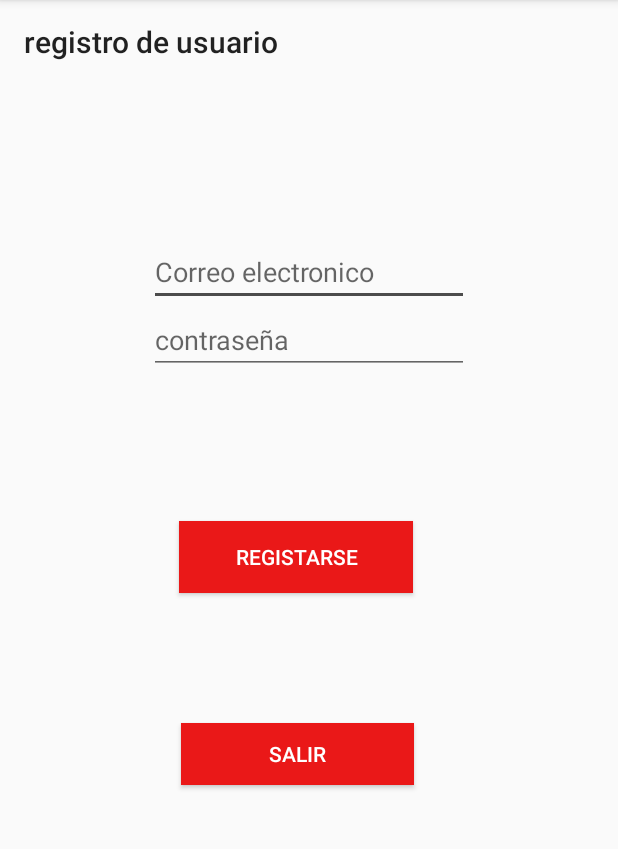
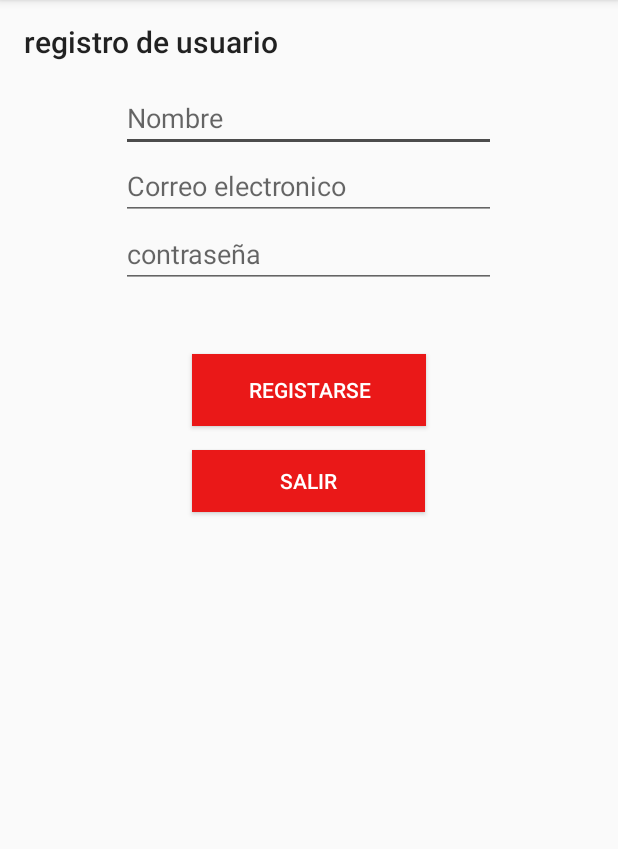
Before and after one commit to Betofail/fia2, an Android app: the Register screen opened directly, with no data from a screen before it, after a tap on "REGISTARSE", on a phone screen of 412 x 824 dp, the part 84-933 px from its top. Run offline under Robolectric (Android 15) with nearby library versions, the phone set to English and light mode, and no system bars; our stand-ins replace Firebase (no records; nobody signed in at launch, a user with empty details on screens opened directly).

Commit message:
Se guarda un objeto usuario al momento de registro de cuenta

```diff
--- a/app/build.gradle
+++ b/app/build.gradle
@@ -26,9 +26,10 @@ dependencies {
     implementation 'com.android.support:support-v4:28.0.0'
     testImplementation 'junit:junit:4.12'
     androidTestImplementation 'com.android.support.test:runner:1.0.2'
-    implementation 'com.google.firebase:firebase-core:16.0.4'
+    implementation 'com.google.firebase:firebase-core:16.0.5'
     androidTestImplementation 'com.android.support.test.espresso:espresso-core:3.0.2'
     implementation 'com.google.firebase:firebase-auth:16.0.5'
-    implementation 'com.google.firebase:firebase-database:16.0.4'
+    implementation 'com.google.firebase:firebase-database:16.0.5'
+    implementation 'com.google.firebase:firebase-firestore:17.1.3'
 }
 apply plugin: 'com.google.gms.google-services'
--- a/app/src/main/java/com/example/alber/fia2/Register.java
+++ b/app/src/main/java/com/example/alber/fia2/Register.java
@@ -5,36 +5,50 @@ import android.support.annotation.NonNull;
 import android.support.v7.app.AppCompatActivity;
 import android.os.Bundle;
 import android.text.TextUtils;
+import android.util.Log;
 import android.view.View;
 import android.widget.Button;
 import android.widget.EditText;
 import android.widget.Toast;
 
 import com.google.android.gms.tasks.OnCompleteListener;
+import com.google.android.gms.tasks.OnFailureListener;
+import com.google.android.gms.tasks.OnSuccessListener;
 import com.google.android.gms.tasks.Task;
 import com.google.firebase.auth.AuthResult;
 import com.google.firebase.auth.FirebaseAuth;
+import com.google.firebase.firestore.DocumentReference;
+import com.google.firebase.firestore.FirebaseFirestore;
 
 import org.w3c.dom.Text;
 
+import java.util.HashMap;
+import java.util.Map;
+
 public class Register extends AppCompatActivity {
+
+    private static final String TAG = "Adding new user";
 
     private EditText textEmail;
     private EditText textPass;
+    private  EditText textName;
     private Button btnRegister;
     private Button btnLogout;
     private Intent intent;
 
     private FirebaseAuth firebaseAuth;
+    private  FirebaseFirestore db;
 
     @Override
     protected void onCreate(Bundle savedInstanceState) {
         super.onCreate(savedInstanceState);
         setContentView(R.layout.activity_register);
         firebaseAuth = FirebaseAuth.getInstance();
+        db = FirebaseFirestore.getInstance();
 
         textEmail = findViewById(R.id.register_email);
         textPass = findViewById(R.id.register_pass);
+        textName = findViewById(R.id.register_name);
 
         btnRegister = findViewById(R.id.guardar);
         btnLogout = findViewById(R.id.quit);
@@ -57,26 +71,56 @@ public class Register extends AppCompatActivity {
     private void registar(){
         String email = textEmail.getText().toString().trim();
         String pass = textPass.getText().toString().trim();
+        final String name = textName.getText().toString().trim();
 
         if(TextUtils.isEmpty(email)){
-            Toast.makeText(this,"introdusca un correo", Toast.LENGTH_SHORT).show();
+            showToast("Introduzca un correo");
+            return;
         }
         if(TextUtils.isEmpty(pass)){
-            Toast.makeText(this,"introdusca una contraseña",Toast.LENGTH_SHORT).show();
+            showToast("Introduzca una contraseña");
+            return;
         }
         firebaseAuth.createUserWithEmailAndPassword(email,pass).addOnCompleteListener(new OnCompleteListener<AuthResult>() {
             @Override
             public void onComplete(@NonNull Task<AuthResult> task) {
                 if (task.isSuccessful()){
-                    Toast.makeText(Register.this,"se a resgritado el usuario",Toast.LENGTH_SHORT).show();
+
+                    Map<String, Object> user = new HashMap<>();
+                    user.put("id", task.getResult().getUser().getUid());
+                    user.put("name", name);
+                    user.put("email", task.getResult().getUser().getEmail());
+
+                    db.collection("users")
+                            .add(user)
+                            .addOnSuccessListener(new OnSuccessListener<DocumentReference>() {
+
+
+                                @Override
+                                public void onSuccess(DocumentReference documentReference) {
+                                    Log.d(TAG, "DocumentSnapshot added with ID: " + documentReference.getId());
+                                }
+                            })
+                            .addOnFailureListener(new OnFailureListener() {
+                                @Override
+                                public void onFailure(@NonNull Exception e) {
+                                    Log.w(TAG, "Error adding document", e);
+                                }
+                            });
+
+                    showToast("Se ha registrado el usuario");
                     intent = new Intent(getApplication(),Login.class);
                     startActivity(intent);
                 }
                 else{
-                    Toast.makeText(Register.this,"se produjo un error",Toast.LENGTH_SHORT).show();
+                    showToast("Ocurrió un error");
                 }
             }
         });
     }
 
+    private void showToast(String message){
+        Toast.makeText(Register.this,message,Toast.LENGTH_SHORT).show();
+    }
+
 }
--- /dev/null
+++ b/app/src/main/java/com/example/alber/fia2/Users.java
@@ -0,0 +1,5 @@
+package com.example.alber.fia2;
+
+public class Users {
+    private String name;
+}
--- a/app/src/main/res/layout/activity_register.xml
+++ b/app/src/main/res/layout/activity_register.xml
@@ -1,44 +1,45 @@
 <?xml version="1.0" encoding="utf-8"?>
-<android.support.constraint.ConstraintLayout xmlns:android="http://schemas.android.com/apk/res/android"
+<LinearLayout xmlns:android="http://schemas.android.com/apk/res/android"
     xmlns:app="http://schemas.android.com/apk/res-auto"
     xmlns:tools="http://schemas.android.com/tools"
     android:layout_width="match_parent"
     android:layout_height="match_parent"
+    android:orientation="vertical"
     tools:context=".Register">
 
     <android.support.v7.widget.Toolbar
+        android:layout_width="match_parent"
         android:layout_height="wrap_content"
+        app:title="registro de usuario" />
+
+    <LinearLayout
         android:layout_width="match_parent"
-        app:title="registro de usuario"/>
+        android:layout_height="wrap_content"
+        android:gravity="center"
+        android:orientation="vertical">
+
+        <EditText
+            android:id="@+id/register_name"
+            android:layout_width="250dp"
+            android:layout_height="wrap_content"
+            android:hint="Nombre" />
+
 
         <EditText
             android:id="@+id/register_email"
-        android:layout_width="wrap_content"
+            android:layout_width="250dp"
             android:layout_height="wrap_content"
-        android:ems="10"
             android:hint="@string/correo_electronico"
-        android:inputType="textEmailAddress"
-        app:layout_constraintBottom_toTopOf="@+id/guideline2"
-        app:layout_constraintEnd_toEndOf="parent"
-        app:layout_constraintStart_toStartOf="parent" />
+            android:inputType="textEmailAddress" />
+
 
         <EditText
             android:id="@+id/register_pass"
-        android:layout_width="wrap_content"
+            android:layout_width="250dp"
             android:layout_height="wrap_content"
             android:ems="10"
             android:hint="@string/contrase_a"
-        android:inputType="textPassword"
-        app:layout_constraintEnd_toEndOf="parent"
-        app:layout_constraintStart_toStartOf="parent"
-        app:layout_constraintTop_toTopOf="@+id/guideline2" />
-
-    <android.support.constraint.Guideline
-        android:id="@+id/guideline2"
-        android:layout_width="wrap_content"
-        android:layout_height="wrap_content"
-        android:orientation="horizontal"
-        app:layout_constraintGuide_begin="204dp" />
+            android:inputType="textPassword" />
 
         <Button
             android:id="@+id/guardar"
@@ -50,15 +51,9 @@
             android:layout_marginEnd="8dp"
             android:layout_marginRight="8dp"
             android:layout_marginBottom="8dp"
+            android:background="@color/colorPrimary"
             android:text="@string/registarse"
-        android:textColor="@android:color/white"
-        android:background="@color/colorPrimary"
-        app:layout_constraintBottom_toBottomOf="parent"
-        app:layout_constraintEnd_toEndOf="parent"
-        app:layout_constraintHorizontal_bias="0.465"
-        app:layout_constraintStart_toStartOf="parent"
-        app:layout_constraintTop_toBottomOf="@+id/register_pass"
-        app:layout_constraintVertical_bias="0.129" />
+            android:textColor="@android:color/white" />
 
         <Button
             android:id="@+id/quit"
@@ -72,12 +67,10 @@
             android:layout_marginBottom="8dp"
             android:background="@color/colorPrimary"
             android:text="@string/logout"
-        android:textColor="@android:color/white"
-        app:layout_constraintBottom_toBottomOf="parent"
-        app:layout_constraintEnd_toEndOf="parent"
-        app:layout_constraintHorizontal_bias="0.469"
-        app:layout_constraintStart_toStartOf="parent"
-        app:layout_constraintTop_toBottomOf="@+id/guardar"
-        app:layout_constraintVertical_bias="0.25" />
+            android:textColor="@android:color/white" />
 
-</android.support.constraint.ConstraintLayout>
+
+    </LinearLayout>
+
+
+</LinearLayout>
```
Also changed, not shown: app/src/main/java/com/example/alber/fia2/SalesFragment.java (+26 -0 lines), app/src/main/res/layout/fragment_sales.xml (+10 -0 lines). Lines whose indentation alone changed are shown as unchanged.
